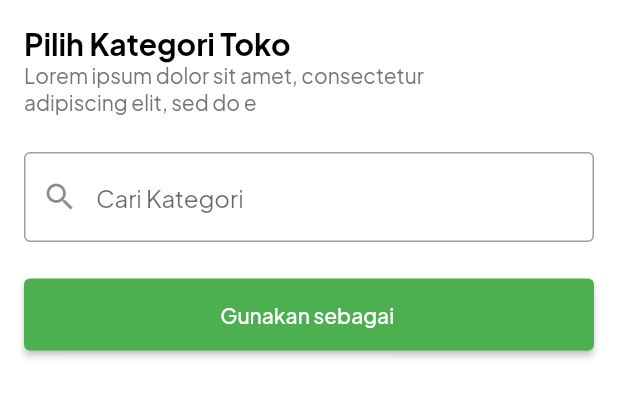
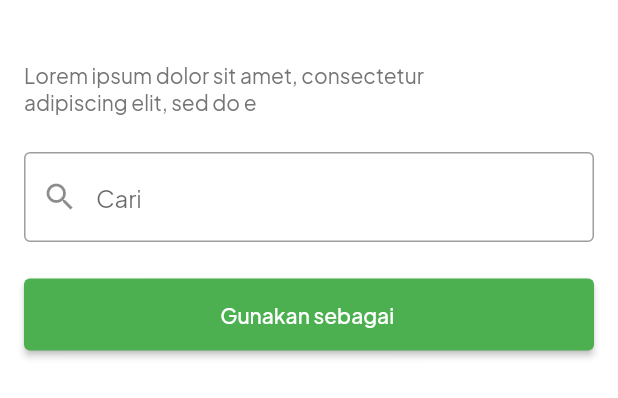
Before and after one commit to f0ursecond/shoparea_app, a Flutter app: the CustomBottomSheet widget shown alone on an empty page, opened directly with empty values, on a phone screen of 412 x 824 dp. Shown: the top 398 px of the screen. Run offline on Flutter 3.47's test engine with Material 2 defaults, Android fonts, the light colour scheme and no system bars; our stand-ins replace fl_chart, flutter_svg, flutter_switch, percent_indicator.

Commit message:
fix some bug

```diff
--- a/lib/screen/account_settings_screen/account_settings_screen.dart
+++ b/lib/screen/account_settings_screen/account_settings_screen.dart
@@ -84,6 +84,7 @@ class _AccountSettingsScreenState extends State<AccountSettingsScreen> {
                           context: context,
                           builder: (context) {
                             return CustomBottomSheet(
+                              title: 'Pilih Kategori Toko',
                               txtBtn: 'Kategori Toko',
                               controller: kategoriCtrl,
                               itemCount: category.length,
@@ -107,6 +108,7 @@ class _AccountSettingsScreenState extends State<AccountSettingsScreen> {
                           context: context,
                           builder: (context) {
                             return CustomBottomSheet(
+                              title: 'Pilih Provinsi Kamu',
                               txtBtn: 'Asal Provinsi Kamu',
                               itemCount: provinceName.length,
                               controller: provinceCtrl,
@@ -126,6 +128,7 @@ class _AccountSettingsScreenState extends State<AccountSettingsScreen> {
                           context: context,
                           builder: (context) {
                             return CustomBottomSheet(
+                              title: 'Pilih Nama Kota Kamu',
                               txtBtn: 'Asal Kota Kamu ',
                               controller: cityCtrl,
                               itemCount: cityName.length,
--- a/lib/screen/account_settings_screen/components/modal_bottom_sheet_content.dart
+++ b/lib/screen/account_settings_screen/components/modal_bottom_sheet_content.dart
@@ -10,12 +10,14 @@ class CustomBottomSheet extends StatefulWidget {
     required this.itemCount,
     required this.controller,
     required this.txtBtn,
+    required this.title,
   });
 
   final List<String> name;
   final int itemCount;
   final TextEditingController controller;
   final String txtBtn;
+  final String title;
 
   @override
   State<CustomBottomSheet> createState() => _CustomBottomSheetState();
@@ -29,9 +31,9 @@ class _CustomBottomSheetState extends State<CustomBottomSheet> {
       child: Column(
         crossAxisAlignment: CrossAxisAlignment.stretch,
         children: [
-          const Text(
-            'Pilih Kategori Toko',
-            style: TextStyle(
+          Text(
+            widget.title,
+            style: const TextStyle(
                 color: Colors.black, fontWeight: FontWeight.w700, fontSize: 20),
           ),
           const Text(
@@ -44,7 +46,7 @@ class _CustomBottomSheetState extends State<CustomBottomSheet> {
           ),
           const TextField(
             decoration: InputDecoration(
-                hintText: 'Cari Kategori',
+                hintText: 'Cari',
                 prefixIcon: Icon(Icons.search),
                 border: OutlineInputBorder()),
           ),
```
Also changed, not shown: 3 other files.
